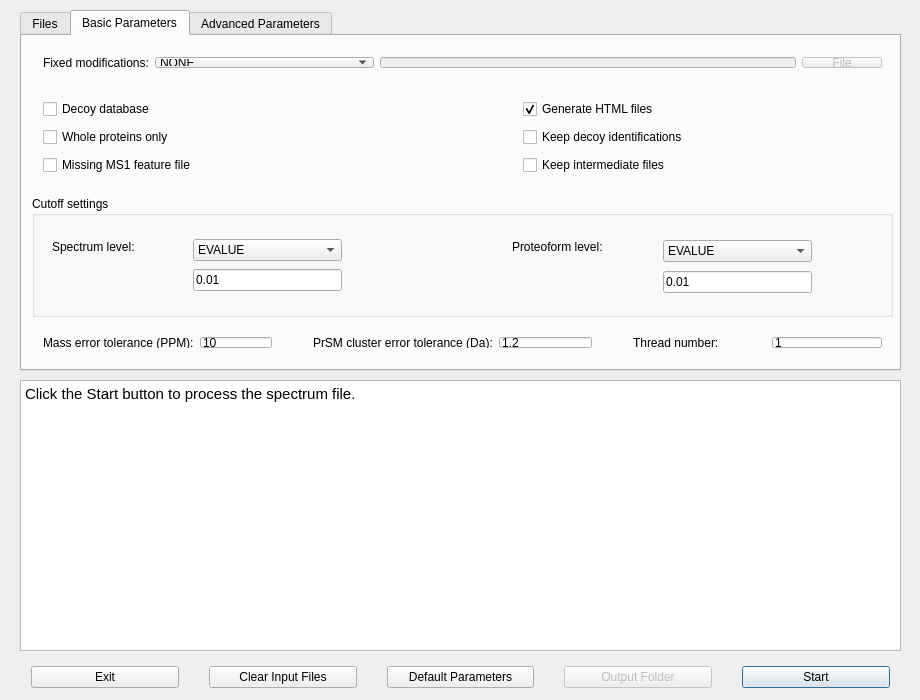
Above: src/gui/topmg/topmgwindow.ui from toppic-suite/toppic-suite before the change. Below: the same form after it.
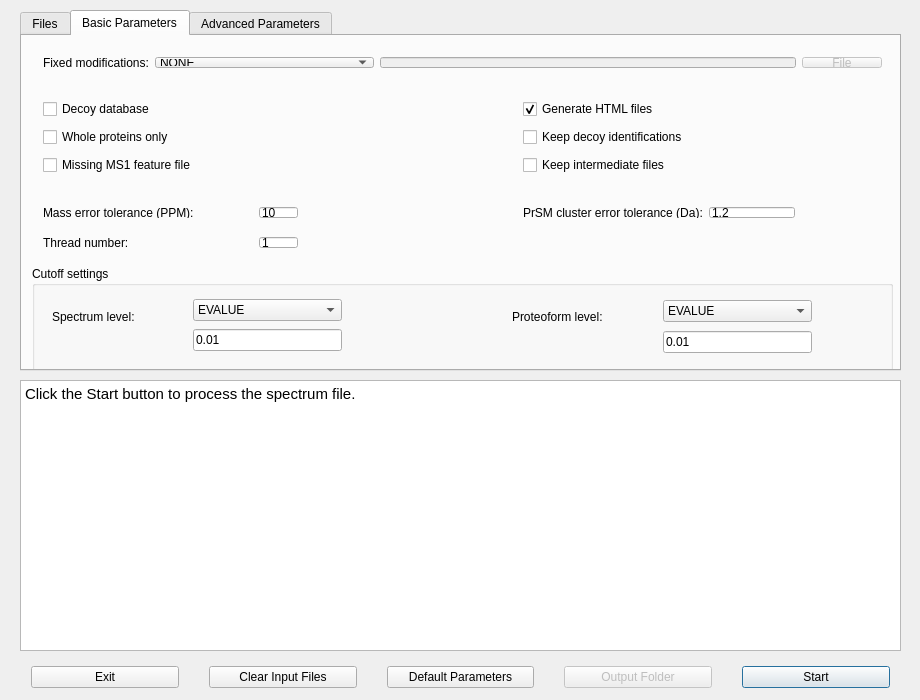
That is the form after the change. The open tabs and pages were chosen to show the change. Icons and pictures are not drawn.

Patch:
```diff
--- a/src/gui/topmg/topmgwindow.ui
+++ b/src/gui/topmg/topmgwindow.ui
@@ -418,14 +418,20 @@
       <property name="geometry">
        <rect>
         <x>10</x>
-        <y>290</y>
-        <width>251</width>
+        <y>160</y>
+        <width>277</width>
         <height>33</height>
        </rect>
       </property>
       <layout class="QHBoxLayout" name="horizontalLayout_11">
        <item>
         <widget class="QLabel" name="label_9">
+         <property name="minimumSize">
+          <size>
+           <width>210</width>
+           <height>0</height>
+          </size>
+         </property>
          <property name="text">
           <string>Mass error tolerance (PPM):</string>
          </property>
@@ -444,7 +450,7 @@
       <property name="geometry">
        <rect>
         <x>10</x>
-        <y>160</y>
+        <y>230</y>
         <width>861</width>
         <height>121</height>
        </rect>
@@ -482,7 +488,7 @@
        <property name="geometry">
         <rect>
          <x>150</x>
-         <y>30</y>
+         <y>20</y>
          <width>171</width>
          <height>80</height>
         </rect>
@@ -521,7 +527,7 @@
        <property name="geometry">
         <rect>
          <x>620</x>
-         <y>30</y>
+         <y>20</y>
          <width>171</width>
          <height>81</height>
         </rect>
@@ -560,15 +566,21 @@
      <widget class="QWidget" name="horizontalLayoutWidget_13">
       <property name="geometry">
        <rect>
-        <x>280</x>
-        <y>290</y>
-        <width>301</width>
+        <x>490</x>
+        <y>160</y>
+        <width>294</width>
         <height>33</height>
        </rect>
       </property>
       <layout class="QHBoxLayout" name="horizontalLayout_13">
        <item>
         <widget class="QLabel" name="label_10">
+         <property name="minimumSize">
+          <size>
+           <width>0</width>
+           <height>0</height>
+          </size>
+         </property>
          <property name="text">
           <string>PrSM cluster error tolerance (Da):</string>
          </property>
@@ -622,15 +634,21 @@
      <widget class="QWidget" name="horizontalLayoutWidget_22">
       <property name="geometry">
        <rect>
-        <x>600</x>
-        <y>290</y>
-        <width>271</width>
+        <x>10</x>
+        <y>190</y>
+        <width>277</width>
         <height>33</height>
        </rect>
       </property>
       <layout class="QHBoxLayout" name="horizontalLayout_22">
        <item>
         <widget class="QLabel" name="label_23">
+         <property name="minimumSize">
+          <size>
+           <width>210</width>
+           <height>0</height>
+          </size>
+         </property>
          <property name="text">
           <string>Thread number:</string>
          </property>
```
Left out of the diff: 14 changed lines with no effect on the pictures.
